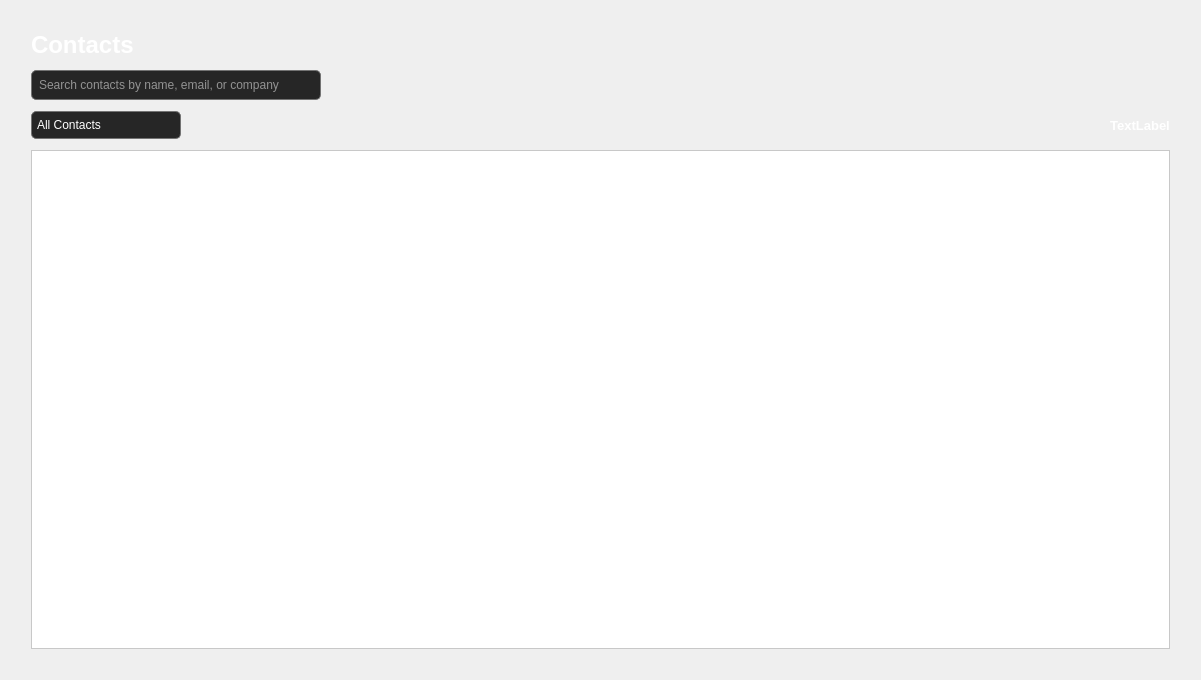
The window that CRM/views/ui/contacts_landing.ui (ImGaby123/SalesOptimizer-CRM) describes before a commit, drawn with Qt 5.
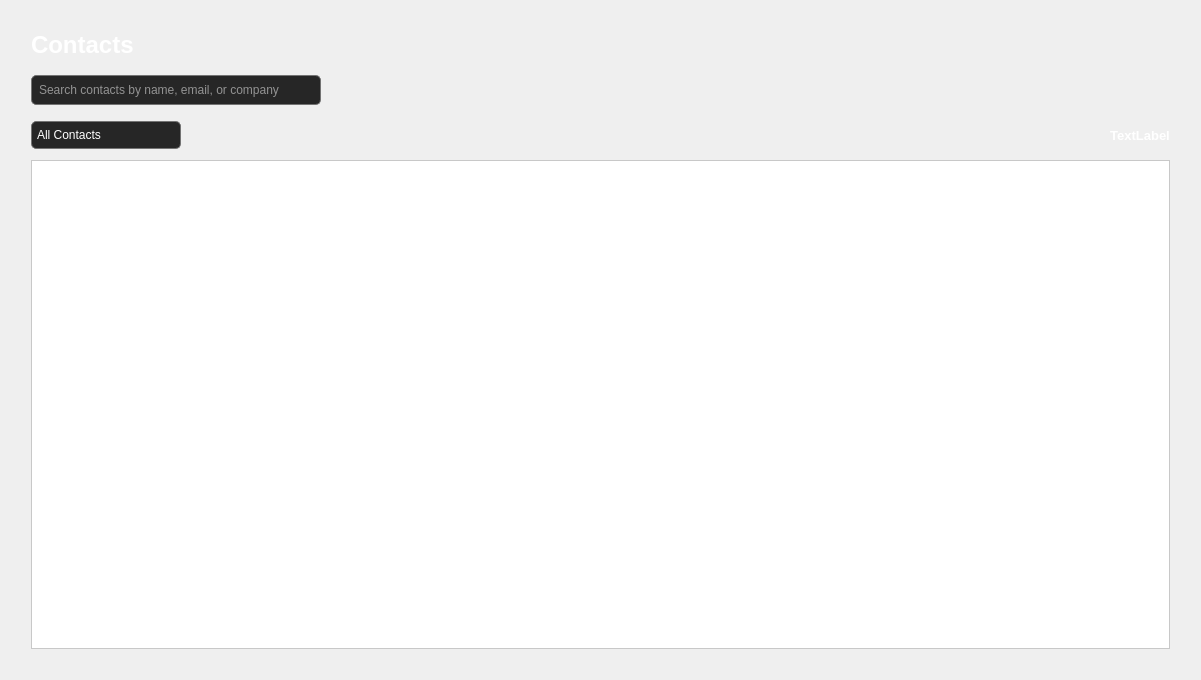
The same window after the commit. Icons and pictures are not drawn.

The edit to the form file:
```diff
--- a/CRM/views/ui/contacts_landing.ui
+++ b/CRM/views/ui/contacts_landing.ui
@@ -364,10 +364,13 @@
        <property name="orientation">
         <enum>Qt::Orientation::Horizontal</enum>
        </property>
+       <property name="sizeType">
+        <enum>QSizePolicy::Policy::Preferred</enum>
+       </property>
        <property name="sizeHint" stdset="0">
         <size>
          <width>40</width>
-         <height>5</height>
+         <height>10</height>
         </size>
        </property>
       </spacer>
@@ -421,10 +424,13 @@
        <property name="orientation">
         <enum>Qt::Orientation::Horizontal</enum>
        </property>
+       <property name="sizeType">
+        <enum>QSizePolicy::Policy::Preferred</enum>
+       </property>
        <property name="sizeHint" stdset="0">
         <size>
          <width>40</width>
-         <height>5</height>
+         <height>10</height>
         </size>
        </property>
       </spacer>
```
